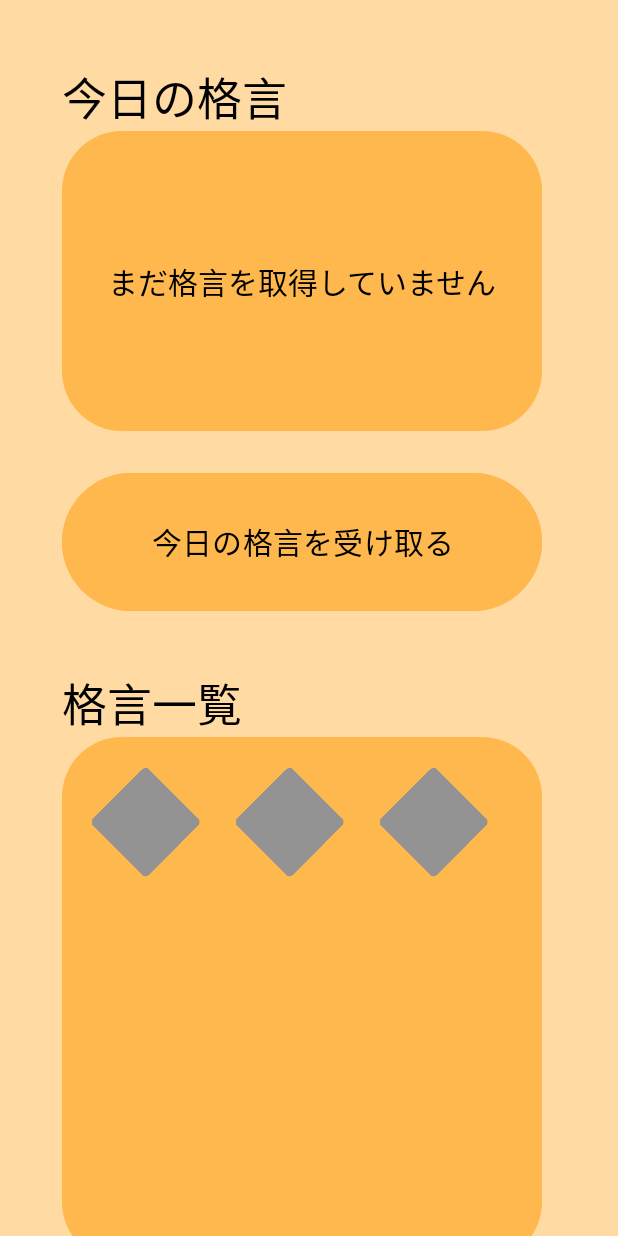
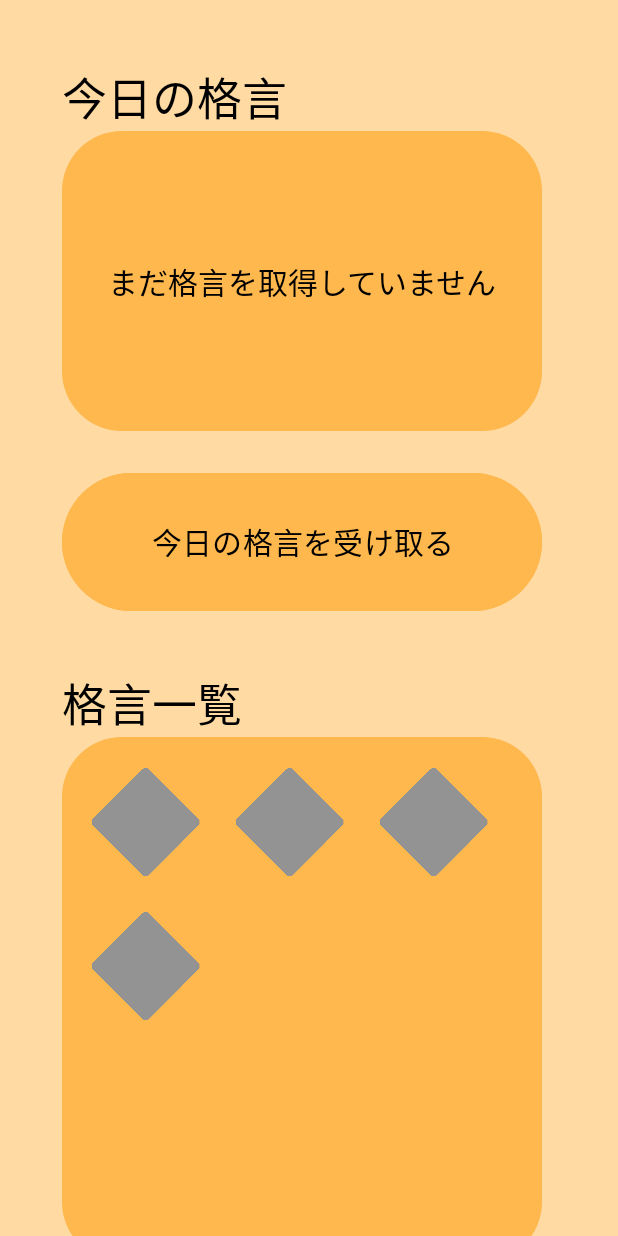
Before and after one commit to Saku0512/Collect-Proverb, an Android app: the screen it shows after launch (MainActivity), on a phone screen of 412 x 824 dp. Run offline under Robolectric (Android 15) with nearby library versions, the phone set to English and light mode, and no system bars.

Commit message:
格言一覧内の縦スクロール実装

```diff
--- a/app/src/main/res/layout/activity_main.xml
+++ b/app/src/main/res/layout/activity_main.xml
@@ -110,7 +110,27 @@
             app:layout_constraintTop_toBottomOf="@id/proverb_list"
             app:layout_constraintStart_toStartOf="@id/guideline_left" />
 
+        <!-- NestedScrollView -->
+        <androidx.core.widget.NestedScrollView
+            android:layout_width="0dp"
+            android:layout_height="0dp"
+            app:layout_constraintTop_toTopOf="@id/listBackground"
+            app:layout_constraintBottom_toBottomOf="@id/listBackground"
+            app:layout_constraintStart_toStartOf="@id/listBackground"
+            app:layout_constraintEnd_toEndOf="@id/listBackground">
+
             <!-- 未開放バッジ -->
+            <LinearLayout
+                android:layout_width="match_parent"
+                android:layout_height="wrap_content"
+                android:orientation="vertical">
+
+                <LinearLayout
+                    android:layout_width="match_parent"
+                    android:layout_height="wrap_content"
+                    android:orientation="horizontal">
+
+                    <!-- 一行目 -->
                     <ImageView
                         android:id="@+id/unopened_badge_1"
                         android:layout_width="80dp"
@@ -143,7 +163,27 @@
                         app:layout_constraintStart_toEndOf="@id/unopened_badge_2"
                         android:layout_marginStart="16dp"
                         android:layout_marginTop="16dp" />
+                </LinearLayout>
 
+                <!-- ２行目 -->
+                <LinearLayout
+                    android:layout_width="match_parent"
+                    android:layout_height="wrap_content"
+                    android:orientation="horizontal">
+
+                    <ImageView
+                        android:id="@+id/unopened_badge_4"
+                        android:layout_width="80dp"
+                        android:layout_height="80dp"
+                        android:contentDescription="@string/unopened_badge_description"
+                        android:src="@drawable/unopened_badge"
+                        android:layout_marginStart="16dp"
+                        android:layout_marginTop="16dp" />
+
+                    <!-- 必要に応じて追加のバッジを配置 -->
+                </LinearLayout>
+
+            </LinearLayout>
+        </androidx.core.widget.NestedScrollView>
     </androidx.constraintlayout.widget.ConstraintLayout>
-
 </ScrollView>
```
Lines whose indentation alone changed are shown as unchanged.
